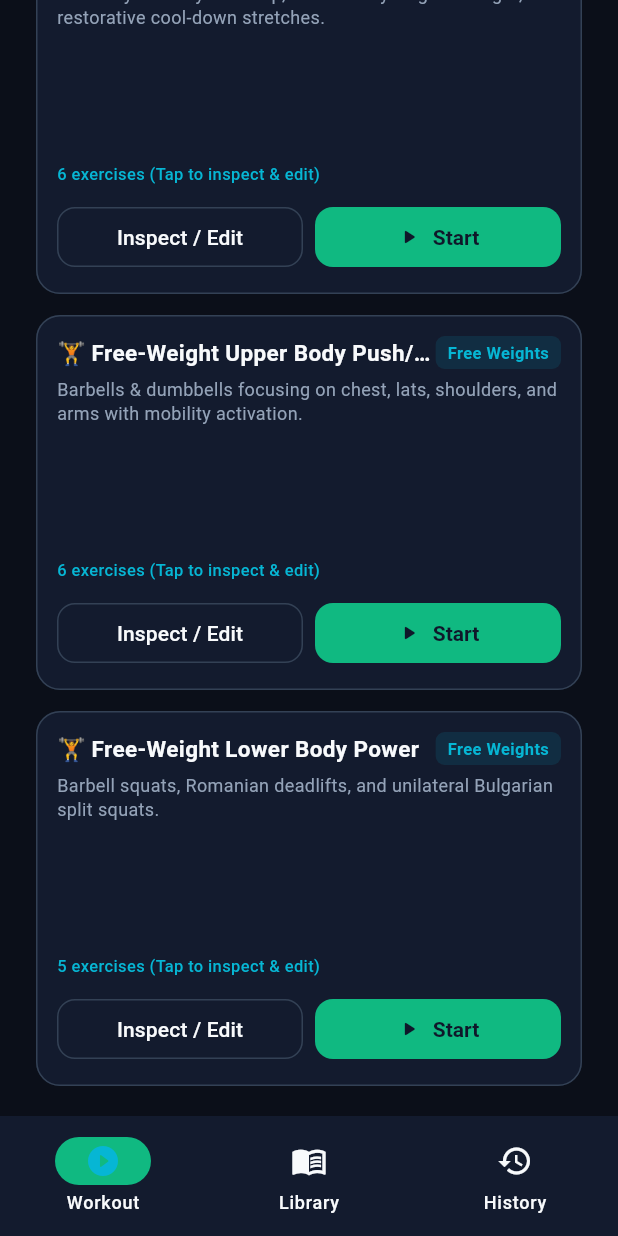
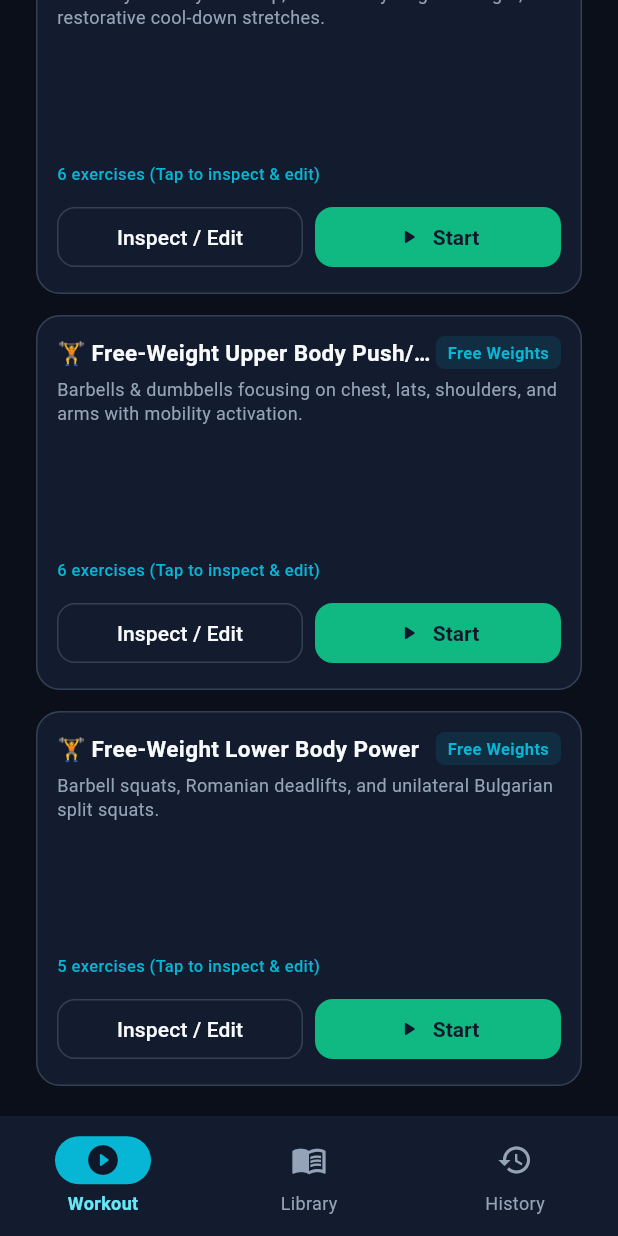
Before and after one commit to armin-hartmann/gemma-fitness, a Flutter app: the screen it shows after launch, scrolled down 1585 dp, on a phone screen of 412 x 824 dp. Run offline on Flutter 3.47's test engine with Material 3 defaults, Android fonts, the phone set to English and light mode, and no system bars; our stand-ins replace drift, drift_flutter, google_generative_ai, shared_preferences; accounts and stored records are empty; generated files the repository leaves out were written again.

Commit message:
fix(theme): improve tab navigation icon contrast against selected indicator pill

```diff
--- a/lib/ui/core/navigation/app_shell.dart
+++ b/lib/ui/core/navigation/app_shell.dart
@@ -83,20 +83,17 @@ class _AppShellState extends State<AppShell> {
                   destinations: const [
                     NavigationRailDestination(
                       icon: Icon(Icons.play_circle_outline_rounded),
-                      selectedIcon: Icon(Icons.play_circle_fill_rounded,
-                          color: AppTheme.primary),
+                      selectedIcon: Icon(Icons.play_circle_fill_rounded),
                       label: Text('Workout'),
                     ),
                     NavigationRailDestination(
                       icon: Icon(Icons.menu_book_outlined),
-                      selectedIcon:
-                          Icon(Icons.menu_book_rounded, color: AppTheme.primary),
+                      selectedIcon: Icon(Icons.menu_book_rounded),
                       label: Text('Library'),
                     ),
                     NavigationRailDestination(
                       icon: Icon(Icons.history_outlined),
-                      selectedIcon:
-                          Icon(Icons.history_rounded, color: AppTheme.primary),
+                      selectedIcon: Icon(Icons.history_rounded),
                       label: Text('History'),
                     ),
                   ],
@@ -124,20 +121,17 @@ class _AppShellState extends State<AppShell> {
             destinations: const [
               NavigationDestination(
                 icon: Icon(Icons.play_circle_outline_rounded),
-                selectedIcon: Icon(Icons.play_circle_fill_rounded,
-                    color: AppTheme.primary),
+                selectedIcon: Icon(Icons.play_circle_fill_rounded),
                 label: 'Workout',
               ),
               NavigationDestination(
                 icon: Icon(Icons.menu_book_outlined),
-                selectedIcon:
-                    Icon(Icons.menu_book_rounded, color: AppTheme.primary),
+                selectedIcon: Icon(Icons.menu_book_rounded),
                 label: 'Library',
               ),
               NavigationDestination(
                 icon: Icon(Icons.history_outlined),
-                selectedIcon:
-                    Icon(Icons.history_rounded, color: AppTheme.primary),
+                selectedIcon: Icon(Icons.history_rounded),
                 label: 'History',
               ),
             ],
--- a/lib/ui/core/theme/app_theme.dart
+++ b/lib/ui/core/theme/app_theme.dart
@@ -29,6 +29,44 @@ class AppTheme {
         secondary: accent,
         surface: surface,
         onSurface: textPrimary,
+      ),
+      navigationRailTheme: const NavigationRailThemeData(
+        backgroundColor: surface,
+        indicatorColor: primary,
+        selectedIconTheme: IconThemeData(color: Color(0xFF0F172A), size: 24),
+        unselectedIconTheme: IconThemeData(color: textSecondary, size: 24),
+        selectedLabelTextStyle: TextStyle(
+          color: primaryLight,
+          fontWeight: FontWeight.bold,
+          fontSize: 12,
+        ),
+        unselectedLabelTextStyle: TextStyle(
+          color: textSecondary,
+          fontSize: 12,
+        ),
+      ),
+      navigationBarTheme: NavigationBarThemeData(
+        backgroundColor: surface,
+        indicatorColor: primary,
+        iconTheme: WidgetStateProperty.resolveWith((states) {
+          if (states.contains(WidgetState.selected)) {
+            return const IconThemeData(color: Color(0xFF0F172A), size: 24);
+          }
+          return const IconThemeData(color: textSecondary, size: 24);
+        }),
+        labelTextStyle: WidgetStateProperty.resolveWith((states) {
+          if (states.contains(WidgetState.selected)) {
+            return const TextStyle(
+              color: primaryLight,
+              fontWeight: FontWeight.bold,
+              fontSize: 12,
+            );
+          }
+          return const TextStyle(
+            color: textSecondary,
+            fontSize: 12,
+          );
+        }),
       ),
       appBarTheme: const AppBarTheme(
         backgroundColor: background,
```
